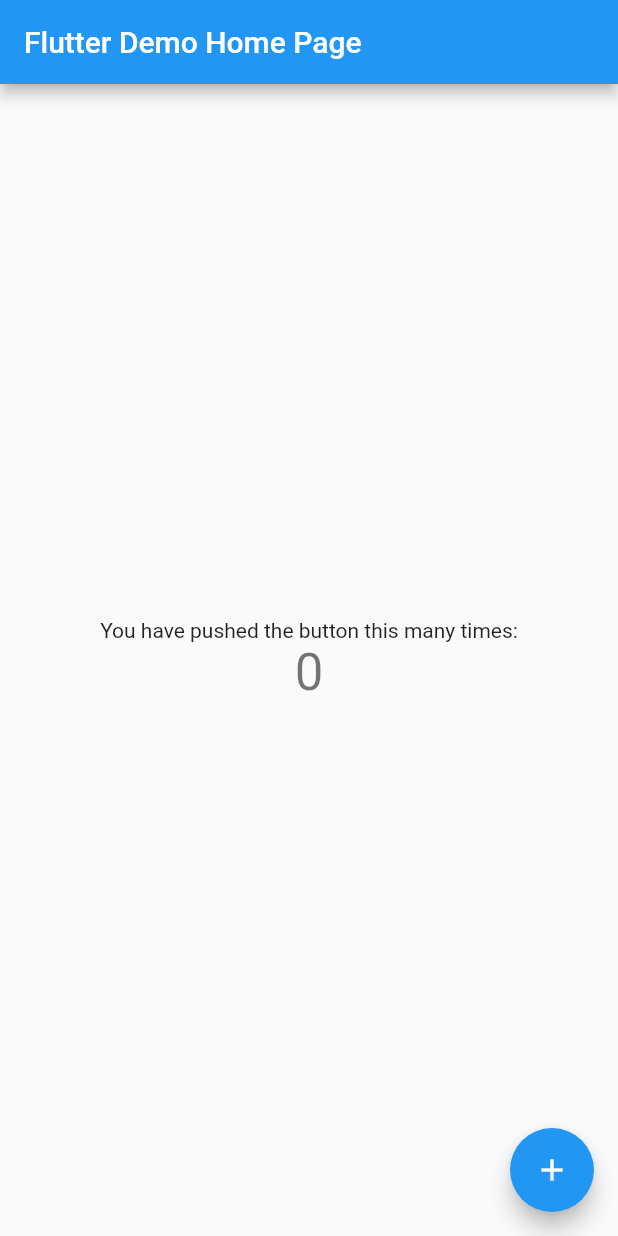
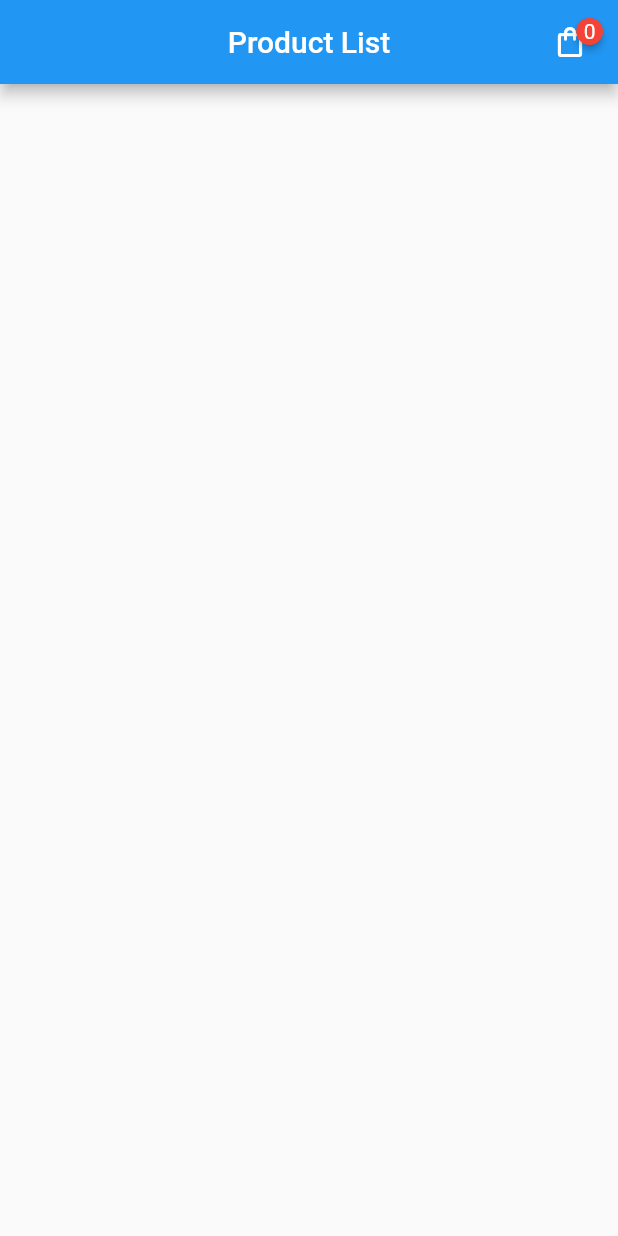
Before and after one commit to najmulmyself/Flutter-UI-component, a Flutter app: the screen it shows after launch, on a phone screen of 412 x 824 dp. Run offline on Flutter 3.47's test engine with Material 2 defaults, Android fonts, the phone set to English and light mode, and no system bars; drawn by our look-alikes of badges; our stand-ins replace google_fonts.

Commit message:
added product scrn

```diff
--- a/cart_with_provider/lib/main.dart
+++ b/cart_with_provider/lib/main.dart
@@ -1,115 +1,17 @@
+import 'package:cart_with_provider/screens/product_list_screen.dart';
 import 'package:flutter/material.dart';
 
-void main() {
-  runApp(const MyApp());
-}
+void main() => runApp(const MyApp());
 
 class MyApp extends StatelessWidget {
   const MyApp({super.key});
 
-  // This widget is the root of your application.
   @override
   Widget build(BuildContext context) {
-    return MaterialApp(
-      title: 'Flutter Demo',
-      theme: ThemeData(
-        // This is the theme of your application.
-        //
-        // Try running your application with "flutter run". You'll see the
-        // application has a blue toolbar. Then, without quitting the app, try
-        // changing the primarySwatch below to Colors.green and then invoke
-        // "hot reload" (press "r" in the console where you ran "flutter run",
-        // or simply save your changes to "hot reload" in a Flutter IDE).
-        // Notice that the counter didn't reset back to zero; the application
-        // is not restarted.
-        primarySwatch: Colors.blue,
-      ),
-      home: const MyHomePage(title: 'Flutter Demo Home Page'),
+    return const MaterialApp(
+      debugShowCheckedModeBanner: false,
+      title: 'Material App',
+      home:  ProductListScreen(),
     );
   }
 }
-
-class MyHomePage extends StatefulWidget {
-  const MyHomePage({super.key, required this.title});
-
-  // This widget is the home page of your application. It is stateful, meaning
-  // that it has a State object (defined below) that contains fields that affect
-  // how it looks.
-
-  // This class is the configuration for the state. It holds the values (in this
-  // case the title) provided by the parent (in this case the App widget) and
-  // used by the build method of the State. Fields in a Widget subclass are
-  // always marked "final".
-
-  final String title;
-
-  @override
-  State<MyHomePage> createState() => _MyHomePageState();
-}
-
-class _MyHomePageState extends State<MyHomePage> {
-  int _counter = 0;
-
-  void _incrementCounter() {
-    setState(() {
-      // This call to setState tells the Flutter framework that something has
-      // changed in this State, which causes it to rerun the build method below
-      // so that the display can reflect the updated values. If we changed
-      // _counter without calling setState(), then the build method would not be
-      // called again, and so nothing would appear to happen.
-      _counter++;
-    });
-  }
-
-  @override
-  Widget build(BuildContext context) {
-    // This method is rerun every time setState is called, for instance as done
-    // by the _incrementCounter method above.
-    //
-    // The Flutter framework has been optimized to make rerunning build methods
-    // fast, so that you can just rebuild anything that needs updating rather
-    // than having to individually change instances of widgets.
-    return Scaffold(
-      appBar: AppBar(
-        // Here we take the value from the MyHomePage object that was created by
-        // the App.build method, and use it to set our appbar title.
-        title: Text(widget.title),
-      ),
-      body: Center(
-        // Center is a layout widget. It takes a single child and positions it
-        // in the middle of the parent.
-        child: Column(
-          // Column is also a layout widget. It takes a list of children and
-          // arranges them vertically. By default, it sizes itself to fit its
-          // children horizontally, and tries to be as tall as its parent.
-          //
-          // Invoke "debug painting" (press "p" in the console, choose the
-          // "Toggle Debug Paint" action from the Flutter Inspector in Android
-          // Studio, or the "Toggle Debug Paint" command in Visual Studio Code)
-          // to see the wireframe for each widget.
-          //
-          // Column has various properties to control how it sizes itself and
-          // how it positions its children. Here we use mainAxisAlignment to
-          // center the children vertically; the main axis here is the vertical
-          // axis because Columns are vertical (the cross axis would be
-          // horizontal).
-          mainAxisAlignment: MainAxisAlignment.center,
-          children: <Widget>[
-            const Text(
-              'You have pushed the button this many times:',
-            ),
-            Text(
-              '$_counter',
-              style: Theme.of(context).textTheme.headline4,
-            ),
-          ],
-        ),
-      ),
-      floatingActionButton: FloatingActionButton(
-        onPressed: _incrementCounter,
-        tooltip: 'Increment',
-        child: const Icon(Icons.add),
-      ), // This trailing comma makes auto-formatting nicer for build methods.
-    );
-  }
-}
--- /dev/null
+++ b/cart_with_provider/lib/screens/product_list_screen.dart
@@ -0,0 +1,29 @@
+import 'package:badges/badges.dart';
+import 'package:flutter/material.dart';
+
+class ProductListScreen extends StatelessWidget {
+  const ProductListScreen({super.key});
+
+  @override
+  Widget build(BuildContext context) {
+    return Scaffold(
+      appBar: AppBar(
+        centerTitle: true,
+        title: const Text('Product List'),
+        actions: [
+          Center(
+            child: Badge(
+              // animationDuration: Duration(milliseconds: 300),
+              badgeContent: const Text(
+                '0',
+                style: TextStyle(color: Colors.white),
+              ),
+              child: const Icon(Icons.shopping_bag_outlined),
+            ),
+          ),
+          const SizedBox(width: 20.0),
+        ],
+      ),
+    );
+  }
+}
--- a/cart_with_provider/pubspec.yaml
+++ b/cart_with_provider/pubspec.yaml
@@ -36,6 +36,8 @@ dependencies:
   # The following adds the Cupertino Icons font to your application.
   # Use with the CupertinoIcons class for iOS style icons.
   cupertino_icons: ^1.0.2
+  provider: ^6.0.5
+  badges: ^2.0.3
 
 dev_dependencies:
   flutter_test:
```
Also changed, not shown: cart_with_provider/pubspec.lock.
